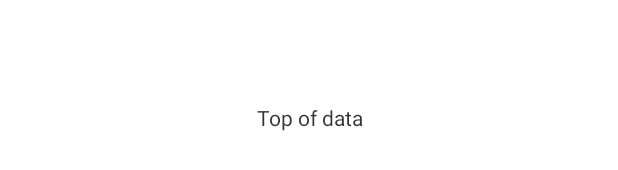
After one commit to XinyueZ/schautup, an Android app: the layout inc_lv_header.xml on its own in the app's theme, with its tools: preview values and no code run, on a phone screen of 412 x 824 dp. The commit adds this screen. Shown: the part 500-670 px from the top of the screen. Run offline under Robolectric (Android 15) with nearby library versions, the phone set to English and light mode, and no system bars.

```diff
--- /dev/null
+++ b/app/src/main/res/drawable/lv_divider.xml
@@ -0,0 +1,4 @@
+<?xml version="1.0" encoding="UTF-8"?>
+<shape xmlns:android="http://schemas.android.com/apk/res/android" >
+    <solid android:color="@color/divider" />
+</shape>
--- a/app/src/main/res/layout/activity_main.xml
+++ b/app/src/main/res/layout/activity_main.xml
@@ -8,5 +8,7 @@
         android:id="@+id/schedule_lv"
         android:cacheColorHint="@android:color/transparent"
         android:layout_width="match_parent"
+        android:divider="@drawable/lv_divider"
+        android:dividerHeight="@dimen/divider_height"
         android:layout_height="wrap_content" />
 </RelativeLayout>
--- /dev/null
+++ b/app/src/main/res/layout/inc_lv_header.xml
@@ -0,0 +1,14 @@
+<?xml version="1.0" encoding="utf-8"?>
+
+<FrameLayout xmlns:android="http://schemas.android.com/apk/res/android"
+    android:layout_width="match_parent"
+    android:layout_height="match_parent">
+
+    <TextView
+        android:text="@string/lbl_listview_top"
+        android:gravity="center"
+        android:background="@color/bg_list_item"
+        android:textColor="@color/txt_common"
+        android:layout_width="match_parent"
+        android:layout_height="match_parent" />
+</FrameLayout>
--- a/app/src/main/res/layout/item_schedule_lv.xml
+++ b/app/src/main/res/layout/item_schedule_lv.xml
@@ -4,7 +4,7 @@
     android:weightSum="4"
     android:background="@color/bg_list_item"
     android:layout_width="match_parent"
-    android:layout_height="wrap_content">
+    android:layout_height="@dimen/item_height">
 
     <ImageView
         android:id="@+id/status_iv"
--- a/app/src/main/res/values/colors.xml
+++ b/app/src/main/res/values/colors.xml
@@ -18,5 +18,6 @@
     <color name="bg_list_item">@color/c0</color>
     <color name="bg_pressed_status">@color/c5</color>
     <color name="bg_actionbar">@color/c9</color>
-    <color name="bg_overflow">@color/c8</color>
+    <color name="bg_overflow">@color/c3</color>
+    <color name="divider">@color/c1</color>
 </resources>
--- a/app/src/main/res/values/dimens.xml
+++ b/app/src/main/res/values/dimens.xml
@@ -1,2 +1,4 @@
 <resources>
+    <dimen name="item_height">80dp</dimen>
+    <dimen name="divider_height">1dp</dimen>
 </resources>
--- a/app/src/main/res/values/strings.xml
+++ b/app/src/main/res/values/strings.xml
@@ -2,6 +2,9 @@
 <resources>
 
     <string name="app_name">SchautUp</string>
+    <!--ListView-->
+    <string name="lbl_listview_top">Top of data</string>
+    <!--Menu-->
     <string name="menu_sort_by_schedule">Sort by schedule</string>
     <string name="menu_sort_by_creation_time">Sort by recently created</string>
 
--- a/app/src/main/res/values/themes.xml
+++ b/app/src/main/res/values/themes.xml
@@ -22,7 +22,7 @@
 
     <!--Background of popover-->
     <style name="PopupMenuStyle" parent="@style/Widget.AppCompat.PopupMenu">
-        <item name="android:popupBackground">@color/bg_actionbar</item>
+        <item name="android:popupBackground">@color/bg_overflow</item>
         <item name="android:dropDownSelector">@color/bg_actionbar</item>
     </style>
 
```
Also changed, not shown: app/src/main/java/com/schautup/MainActivity.java (+67 -8 lines), app/src/main/java/com/schautup/Utils.java (+7 -1 lines), 1 other file.
